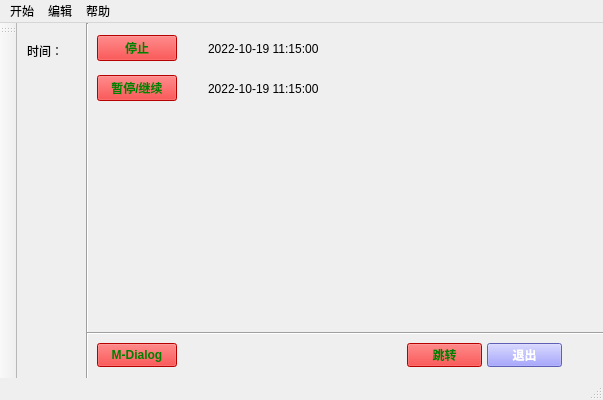
Old version of the form mainwindow.ui in the repository Lil-El/QT.
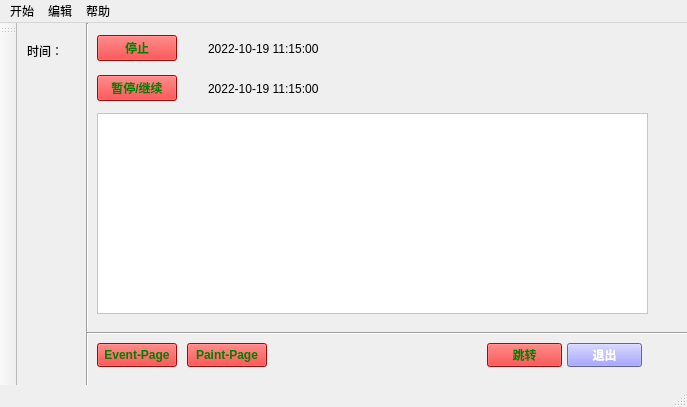
New version of the form.

Commit message: create paint child frame and resolve question which is parent of widget.

What changed in the file:
```diff
--- a/mainwindow.ui
+++ b/mainwindow.ui
@@ -6,8 +6,8 @@
    <rect>
     <x>0</x>
     <y>0</y>
-    <width>603</width>
-    <height>400</height>
+    <width>687</width>
+    <height>407</height>
    </rect>
   </property>
   <property name="windowTitle">
@@ -27,7 +27,7 @@
    <widget class="QPushButton" name="button_exit">
     <property name="geometry">
      <rect>
-      <x>470</x>
+      <x>550</x>
       <y>320</y>
       <width>75</width>
       <height>24</height>
@@ -73,7 +73,7 @@
    <widget class="QPushButton" name="button_jump">
     <property name="geometry">
      <rect>
-      <x>390</x>
+      <x>470</x>
       <y>320</y>
       <width>75</width>
       <height>24</height>
@@ -104,7 +104,7 @@
      <rect>
       <x>70</x>
       <y>300</y>
-      <width>541</width>
+      <width>601</width>
       <height>21</height>
      </rect>
     </property>
@@ -219,9 +219,58 @@
      </rect>
     </property>
     <property name="text">
-     <string>M-Dialog</string>
+     <string>Event-Page</string>
     </property>
    </widget>
+   <widget class="QPushButton" name="PaintButton">
+    <property name="geometry">
+     <rect>
+      <x>170</x>
+      <y>320</y>
+      <width>80</width>
+      <height>24</height>
+     </rect>
+    </property>
+    <property name="text">
+     <string>Paint-Page</string>
+    </property>
+   </widget>
+   <widget class="QFrame" name="frame">
+    <property name="geometry">
+     <rect>
+      <x>80</x>
+      <y>90</y>
+      <width>551</width>
+      <height>201</height>
+     </rect>
+    </property>
+    <property name="styleSheet">
+     <string notr="true">QFrame {
+	background-color: white;
+}</string>
+    </property>
+    <property name="frameShape">
+     <enum>QFrame::StyledPanel</enum>
+    </property>
+    <property name="frameShadow">
+     <enum>QFrame::Raised</enum>
+    </property>
+    <widget class="QWidget" name="horizontalLayoutWidget">
+     <property name="geometry">
+      <rect>
+       <x>0</x>
+       <y>0</y>
+       <width>551</width>
+       <height>201</height>
+      </rect>
+     </property>
+     <layout class="QHBoxLayout" name="paintLayout">
+      <property name="spacing">
+       <number>6</number>
+      </property>
+     </layout>
+    </widget>
+   </widget>
   </widget>
   <widget class="QToolBar" name="toolBar">
    <property name="windowTitle">
@@ -245,7 +294,7 @@
     <rect>
      <x>0</x>
      <y>0</y>
-     <width>603</width>
+     <width>687</width>
      <height>21</height>
     </rect>
    </property>
```
The commit also changes 6 other files.
